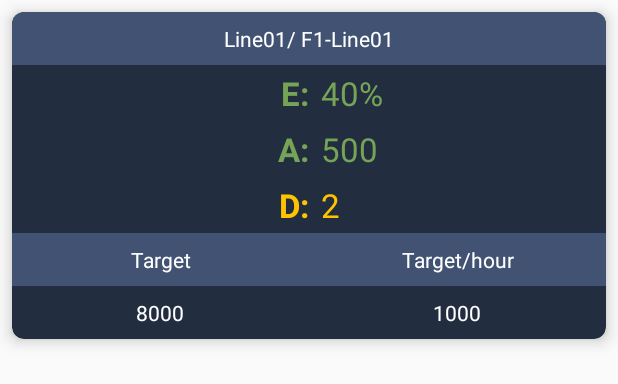
After one commit to kietvo2129/ADB_code, an Android app: the layout item_count_list.xml on its own in the app's theme, with its tools: preview values and no code run, on a phone screen of 412 x 824 dp. The commit adds this screen. Shown: the top 384 px of the screen. Run offline under Robolectric (Android 15) with nearby library versions, the phone set to English and light mode, and no system bars.

Commit message:
trieu 30/07

```diff
--- a/app/src/main/AndroidManifest.xml
+++ b/app/src/main/AndroidManifest.xml
@@ -25,7 +25,8 @@
         android:screenOrientation="portrait"
         android:theme="@style/AppThemee"
         android:usesCleartextTraffic="true">
-        <activity android:name=".Counting.StatusLayout.CountingLayoutActivity"></activity>
+        <activity android:name=".Counting.CountList.CountListActivity"></activity>
+        <activity android:name=".Counting.StatusLayout.CountingLayoutActivity" />
         <activity
             android:name=".Counting.Count.CountingStatusActivity"
             android:parentActivityName=".ActivitiesLogin.MainActivity" />
--- /dev/null
+++ b/app/src/main/res/layout/item_count_list.xml
@@ -0,0 +1,168 @@
+<?xml version="1.0" encoding="utf-8"?>
+<androidx.cardview.widget.CardView xmlns:android="http://schemas.android.com/apk/res/android"
+    xmlns:app="http://schemas.android.com/apk/res-auto"
+    android:layout_width="match_parent"
+    android:layout_height="wrap_content"
+    android:layout_margin="8dp"
+    android:padding="8dp"
+    app:cardBackgroundColor="@color/color_item_gback"
+    app:cardCornerRadius="8dp"
+    app:cardElevation="6dp">
+
+    <LinearLayout
+        android:orientation="vertical"
+        android:layout_width="match_parent"
+        android:layout_height="wrap_content">
+
+        <TextView
+            android:id="@+id/tv_log"
+            android:padding="8dp"
+            android:gravity="center"
+            android:background="@color/color_item_gray"
+            android:layout_width="match_parent"
+            android:layout_height="wrap_content"
+            android:text="Line01/ F1-Line01"
+            android:textColor="#fff" />
+
+        <LinearLayout
+            android:layout_width="match_parent"
+            android:layout_height="wrap_content"
+            android:orientation="horizontal"
+            android:padding="4dp">
+
+            <TextView
+                android:layout_width="0dp"
+                android:layout_weight="1"
+                android:layout_height="wrap_content"
+                android:textColor="@color/color_item_green"
+                android:gravity="center|right"
+                android:textAppearance="@style/TextAppearance.AppCompat.Large"
+                android:textStyle="bold"
+                android:text="E:"/>
+
+            <TextView
+                android:id="@+id/tv_val_e"
+                android:layout_width="0dp"
+                android:layout_weight="1"
+                android:layout_height="wrap_content"
+                android:textColor="@color/color_item_green"
+                android:gravity="center|left"
+                android:textAppearance="@style/TextAppearance.AppCompat.Large"
+                android:paddingStart="8dp"
+                android:text="40%"/>
+        </LinearLayout>
+
+        <LinearLayout
+            android:layout_width="match_parent"
+            android:layout_height="wrap_content"
+            android:orientation="horizontal"
+            android:padding="4dp">
+
+            <TextView
+                android:layout_width="0dp"
+                android:layout_weight="1"
+                android:layout_height="wrap_content"
+                android:textColor="@color/color_item_green"
+                android:gravity="center|right"
+                android:textStyle="bold"
+                android:textAppearance="@style/TextAppearance.AppCompat.Large"
+                android:text="A:"/>
+
+            <TextView
+                android:id="@+id/tv_val_a"
+                android:layout_width="0dp"
+                android:layout_weight="1"
+                android:layout_height="wrap_content"
+                android:textAppearance="@style/TextAppearance.AppCompat.Large"
+                android:textColor="@color/color_item_green"
+                android:gravity="center|left"
+                android:paddingStart="8dp"
+                android:text="500"/>
+        </LinearLayout>
+
+        <LinearLayout
+            android:layout_width="match_parent"
+            android:layout_height="wrap_content"
+            android:orientation="horizontal"
+            android:padding="4dp">
+
+            <TextView
+                android:layout_width="0dp"
+                android:textAppearance="@style/TextAppearance.AppCompat.Large"
+                android:layout_weight="1"
+                android:layout_height="wrap_content"
+                android:textColor="@color/color_item_yellow"
+                android:gravity="center|right"
+                android:textStyle="bold"
+                android:text="D:"/>
+
+            <TextView
+                android:id="@+id/tv_val_d"
+                android:layout_width="0dp"
+                android:layout_weight="1"
+                android:layout_height="wrap_content"
+                android:textAppearance="@style/TextAppearance.AppCompat.Large"
+                android:textColor="@color/color_item_yellow"
+                android:gravity="center|left"
+                android:paddingStart="8dp"
+                android:text="2"/>
+        </LinearLayout>
+        <LinearLayout
+            android:layout_width="match_parent"
+            android:layout_height="wrap_content"
+            android:orientation="horizontal">
+
+            <LinearLayout
+                android:layout_width="0dp"
+                android:layout_weight="1"
+                android:layout_height="wrap_content"
+                android:orientation="vertical">
+                <TextView
+                    android:layout_width="match_parent"
+                    android:layout_height="wrap_content"
+                    android:text="Target"
+                    android:textColor="#fff"
+                    android:gravity="center"
+                    android:padding="8dp"
+                    android:background="@color/color_item_gray"/>
+                <TextView
+                    android:layout_width="match_parent"
+                    android:layout_height="wrap_content"
+                    android:text="8000"
+                    android:gravity="center"
+                    android:padding="8dp"
+
+                    android:textColor="#fff"
+                    android:id="@+id/tv_val_target"/>
+
+            </LinearLayout>
+            <LinearLayout
+                android:layout_width="0dp"
+                android:layout_weight="1"
+                android:layout_height="wrap_content"
+                android:orientation="vertical">
+                <TextView
+                    android:layout_width="match_parent"
+                    android:layout_height="wrap_content"
+                    android:text="Target/hour"
+                    android:textColor="#fff"
+                    android:gravity="center"
+                    android:padding="8dp"
+                    android:background="@color/color_item_gray"/>
+                <TextView
+                    android:padding="8dp"
+                    android:layout_width="match_parent"
+                    android:layout_height="wrap_content"
+                    android:text="1000"
+                    android:gravity="center"
+                    android:textColor="#fff"
+                    android:id="@+id/tv_val_targethour"/>
+
+            </LinearLayout>
+
+        </LinearLayout>
+
+
+    </LinearLayout>
+
+</androidx.cardview.widget.CardView>
--- a/app/src/main/res/values/colors.xml
+++ b/app/src/main/res/values/colors.xml
@@ -9,6 +9,13 @@
     <color name="color_primary">@color/white</color>
     <color name="color_primary_dark">#d0d0d0</color>
     <color name="color_accent">@color/color_green_qb</color>
+
+
+    <color name="color_item_green">#76A457</color>
+    <color name="color_item_yellow">#FFC400</color>
+    <color name="color_item_gray">#415273</color>
+    <color name="color_item_gback">#232D40</color>
+
 
     <color name="white">#FFFFFF</color>
     <color name="black">#000000</color>
```
Also changed, not shown: app/src/main/java/com/quickblox/sample/videochat/java/Counting/CountList/CountListActivity.java (added, +88 -0 lines), app/src/main/java/com/quickblox/sample/videochat/java/Counting/CountList/CountListAdaptor.java (added, +105 -0 lines), app/src/main/java/com/quickblox/sample/videochat/java/Counting/CountList/CountListItem.java (added, +88 -0 lines), app/src/main/res/layout/activity_count_list.xml (added, +26 -0 lines).
